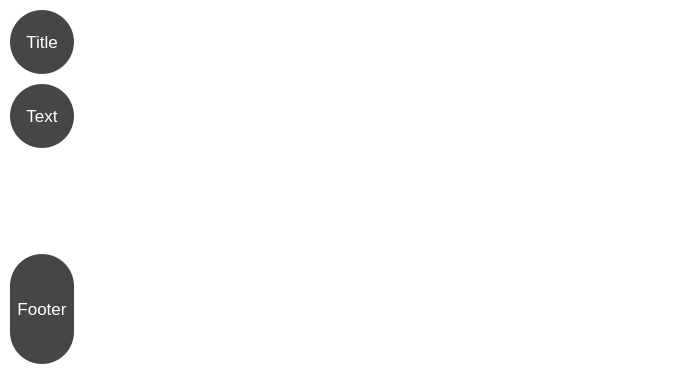
kacerpetr/QRssReader, file NewsViewWidget.ui: the form before one commit.
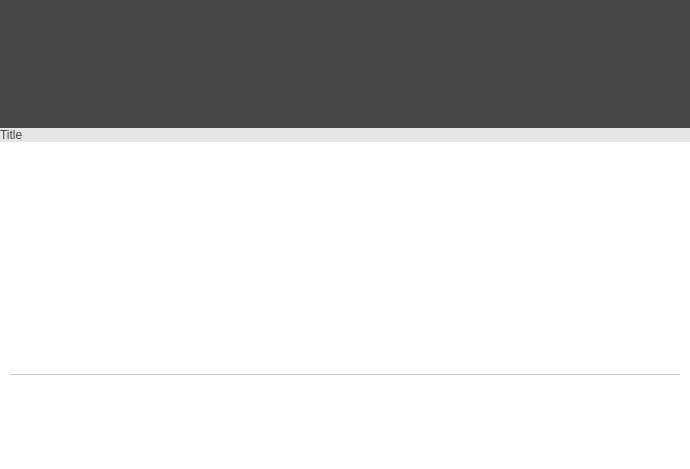
The form after the commit. Icons and pictures are not drawn.

```diff
--- a/NewsViewWidget.ui
+++ b/NewsViewWidget.ui
@@ -7,7 +7,7 @@
     <x>0</x>
     <y>0</y>
     <width>690</width>
-    <height>374</height>
+    <height>469</height>
    </rect>
   </property>
   <property name="windowTitle">
@@ -52,6 +52,25 @@
 QScrollBar::sub-line:vertical {
     width: 0px;  
     height: 0px;
+}
+
+#imageLabel{
+	background-color: rgb(70, 70, 70);
+	font-weight: bold;
+	font-size: 16pt;
+	color: white;
+}
+
+#titleLabel{
+	background-color: rgb(230, 230, 230);
+	color: rgb(70, 70, 70);
+}
+
+#footerFrame{
+	color: rgb(70, 70, 70);
+	border-top: 1px solid rgb(200, 200, 200);
+	margin-left: 10px;
+	margin-right: 10px;
 }</string>
   </property>
   <layout class="QVBoxLayout" name="vLayout2">
@@ -70,10 +89,63 @@
    <property name="bottomMargin">
     <number>0</number>
    </property>
+   <item>
+    <widget class="QLabel" name="imageLabel">
+     <property name="sizePolicy">
+      <sizepolicy hsizetype="Preferred" vsizetype="Fixed">
+       <horstretch>0</horstretch>
+       <verstretch>0</verstretch>
+      </sizepolicy>
+     </property>
+     <property name="minimumSize">
+      <size>
+       <width>0</width>
+       <height>128</height>
+      </size>
+     </property>
+     <property name="maximumSize">
+      <size>
+       <width>16777215</width>
+       <height>128</height>
+      </size>
+     </property>
+     <property name="pixmap">
+      <pixmap resource="Images.qrc">:/images/noImg128</pixmap>
+     </property>
+     <property name="scaledContents">
+      <bool>false</bool>
+     </property>
+     <property name="alignment">
+      <set>Qt::AlignCenter</set>
+     </property>
+    </widget>
+   </item>
+   <item>
+    <widget class="QLabel" name="titleLabel">
+     <property name="sizePolicy">
+      <sizepolicy hsizetype="Preferred" vsizetype="Maximum">
+       <horstretch>0</horstretch>
+       <verstretch>0</verstretch>
+      </sizepolicy>
+     </property>
+     <property name="text">
+      <string>Title</string>
+     </property>
+     <property name="alignment">
+      <set>Qt::AlignLeading|Qt::AlignLeft|Qt::AlignVCenter</set>
+     </property>
+     <property name="wordWrap">
+      <bool>true</bool>
+     </property>
+     <property name="margin">
+      <number>10</number>
+     </property>
+    </widget>
+   </item>
    <item>
     <widget class="QScrollArea" name="newsView">
      <property name="sizePolicy">
-      <sizepolicy hsizetype="Preferred" vsizetype="Preferred">
+      <sizepolicy hsizetype="Preferred" vsizetype="Expanding">
        <horstretch>4</horstretch>
        <verstretch>0</verstretch>
       </sizepolicy>
@@ -99,173 +171,29 @@
         <x>0</x>
         <y>0</y>
         <width>690</width>
-        <height>374</height>
+        <height>307</height>
        </rect>
       </property>
       <layout class="QVBoxLayout" name="vLayout3">
        <property name="spacing">
-        <number>10</number>
+        <number>0</number>
        </property>
        <property name="leftMargin">
-        <number>10</number>
+        <number>0</number>
        </property>
        <property name="topMargin">
-        <number>10</number>
+        <number>0</number>
        </property>
        <property name="rightMargin">
-        <number>10</number>
+        <number>0</number>
        </property>
        <property name="bottomMargin">
-        <number>10</number>
-       </property>
-       <item>
-        <layout class="QHBoxLayout" name="hLayout4">
-         <property name="spacing">
-          <number>10</number>
-         </property>
-         <item>
-          <widget class="QLabel" name="leftLabelTitle">
-           <property name="sizePolicy">
-            <sizepolicy hsizetype="Preferred" vsizetype="Preferred">
-             <horstretch>0</horstretch>
-             <verstretch>0</verstretch>
-            </sizepolicy>
-           </property>
-           <property name="minimumSize">
-            <size>
-             <width>64</width>
-             <height>64</height>
-            </size>
-           </property>
-           <property name="maximumSize">
-            <size>
-             <width>64</width>
-             <height>16777215</height>
-            </size>
-           </property>
-           <property name="text">
-            <string>Title</string>
-           </property>
-           <property name="alignment">
-            <set>Qt::AlignCenter</set>
-           </property>
-          </widget>
-         </item>
-         <item>
-          <layout class="QVBoxLayout" name="vLayout5">
-           <property name="spacing">
             <number>0</number>
            </property>
-           <item>
-            <spacer name="vSpacer8">
-             <property name="orientation">
-              <enum>Qt::Vertical</enum>
-             </property>
-             <property name="sizeType">
-              <enum>QSizePolicy::Fixed</enum>
-             </property>
-             <property name="sizeHint" stdset="0">
-              <size>
-               <width>20</width>
-               <height>24</height>
-              </size>
-             </property>
-            </spacer>
-           </item>
-           <item>
-            <widget class="QLabel" name="titleLabel">
-             <property name="sizePolicy">
-              <sizepolicy hsizetype="Preferred" vsizetype="Preferred">
-               <horstretch>0</horstretch>
-               <verstretch>0</verstretch>
-              </sizepolicy>
-             </property>
-             <property name="text">
-              <string/>
-             </property>
-             <property name="wordWrap">
-              <bool>true</bool>
-             </property>
-            </widget>
-           </item>
-           <item>
-            <spacer name="vSpacer7">
-             <property name="orientation">
-              <enum>Qt::Vertical</enum>
-             </property>
-             <property name="sizeType">
-              <enum>QSizePolicy::Fixed</enum>
-             </property>
-             <property name="sizeHint" stdset="0">
-              <size>
-               <width>20</width>
-               <height>24</height>
-              </size>
-             </property>
-            </spacer>
-           </item>
-          </layout>
-         </item>
-        </layout>
-       </item>
-       <item>
-        <layout class="QHBoxLayout" name="hLayout5">
-         <property name="spacing">
-          <number>10</number>
-         </property>
-         <item>
-          <widget class="QLabel" name="leftLabelText">
-           <property name="sizePolicy">
-            <sizepolicy hsizetype="Preferred" vsizetype="Preferred">
-             <horstretch>0</horstretch>
-             <verstretch>0</verstretch>
-            </sizepolicy>
-           </property>
-           <property name="minimumSize">
-            <size>
-             <width>64</width>
-             <height>64</height>
-            </size>
-           </property>
-           <property name="maximumSize">
-            <size>
-             <width>64</width>
-             <height>16777215</height>
-            </size>
-           </property>
-           <property name="text">
-            <string>Text</string>
-           </property>
-           <property name="alignment">
-            <set>Qt::AlignCenter</set>
-           </property>
-          </widget>
-         </item>
-         <item>
-          <layout class="QVBoxLayout" name="vLayout4">
-           <property name="spacing">
-            <number>0</number>
-           </property>
-           <item>
-            <spacer name="vSpacer2">
-             <property name="orientation">
-              <enum>Qt::Vertical</enum>
-             </property>
-             <property name="sizeType">
-              <enum>QSizePolicy::Fixed</enum>
-             </property>
-             <property name="sizeHint" stdset="0">
-              <size>
-               <width>20</width>
-               <height>24</height>
-              </size>
-             </property>
-            </spacer>
-           </item>
            <item>
             <widget class="QLabel" name="textLabel">
              <property name="sizePolicy">
-              <sizepolicy hsizetype="Preferred" vsizetype="Preferred">
+          <sizepolicy hsizetype="Preferred" vsizetype="Expanding">
                <horstretch>0</horstretch>
                <verstretch>0</verstretch>
               </sizepolicy>
@@ -276,9 +204,15 @@
              <property name="textFormat">
               <enum>Qt::RichText</enum>
              </property>
+         <property name="alignment">
+          <set>Qt::AlignLeading|Qt::AlignLeft|Qt::AlignTop</set>
+         </property>
              <property name="wordWrap">
               <bool>true</bool>
              </property>
+         <property name="margin">
+          <number>10</number>
+         </property>
              <property name="openExternalLinks">
               <bool>true</bool>
              </property>
@@ -298,82 +232,38 @@
              <property name="sizeHint" stdset="0">
               <size>
                <width>20</width>
-               <height>24</height>
+           <height>10</height>
               </size>
              </property>
             </spacer>
            </item>
-          </layout>
-         </item>
-        </layout>
-       </item>
        <item>
-        <spacer name="vSpacer1">
-         <property name="orientation">
-          <enum>Qt::Vertical</enum>
+        <widget class="QFrame" name="footerFrame">
+         <property name="frameShape">
+          <enum>QFrame::NoFrame</enum>
          </property>
-         <property name="sizeHint" stdset="0">
-          <size>
-           <width>20</width>
-           <height>0</height>
-          </size>
+         <property name="frameShadow">
+          <enum>QFrame::Raised</enum>
          </property>
-        </spacer>
-       </item>
-       <item>
-        <layout class="QHBoxLayout" name="hLayout6">
-         <property name="spacing">
-          <number>10</number>
+         <property name="lineWidth">
+          <number>1</number>
          </property>
-         <item>
-          <widget class="QLabel" name="leftLabelFooter">
-           <property name="sizePolicy">
-            <sizepolicy hsizetype="Preferred" vsizetype="Preferred">
-             <horstretch>0</horstretch>
-             <verstretch>0</verstretch>
-            </sizepolicy>
-           </property>
-           <property name="minimumSize">
-            <size>
-             <width>64</width>
-             <height>64</height>
-            </size>
-           </property>
-           <property name="maximumSize">
-            <size>
-             <width>64</width>
-             <height>16777215</height>
-            </size>
-           </property>
-           <property name="text">
-            <string>Footer</string>
-           </property>
-           <property name="alignment">
-            <set>Qt::AlignCenter</set>
-           </property>
-          </widget>
-         </item>
-         <item>
-          <layout class="QVBoxLayout" name="vLayout1">
+         <layout class="QVBoxLayout" name="verticalLayout">
            <property name="spacing">
             <number>6</number>
            </property>
-           <item>
-            <spacer name="vSpacer5">
-             <property name="orientation">
-              <enum>Qt::Vertical</enum>
-             </property>
-             <property name="sizeType">
-              <enum>QSizePolicy::Fixed</enum>
-             </property>
-             <property name="sizeHint" stdset="0">
-              <size>
-               <width>20</width>
-               <height>18</height>
-              </size>
-             </property>
-            </spacer>
-           </item>
+          <property name="leftMargin">
+           <number>0</number>
+          </property>
+          <property name="topMargin">
+           <number>10</number>
+          </property>
+          <property name="rightMargin">
+           <number>0</number>
+          </property>
+          <property name="bottomMargin">
+           <number>10</number>
+          </property>
            <item>
             <widget class="QLabel" name="timeLabel">
              <property name="sizePolicy">
@@ -456,25 +346,8 @@
              </property>
             </widget>
            </item>
-           <item>
-            <spacer name="vSpacer6">
-             <property name="orientation">
-              <enum>Qt::Vertical</enum>
-             </property>
-             <property name="sizeType">
-              <enum>QSizePolicy::Fixed</enum>
-             </property>
-             <property name="sizeHint" stdset="0">
-              <size>
-               <width>20</width>
-               <height>18</height>
-              </size>
-             </property>
-            </spacer>
-           </item>
-          </layout>
-         </item>
-        </layout>
+         </layout>
+        </widget>
        </item>
       </layout>
      </widget>
```
Left out of the diff: 2 changed lines with no effect on the pictures. Lines whose indentation alone changed are shown as unchanged.
